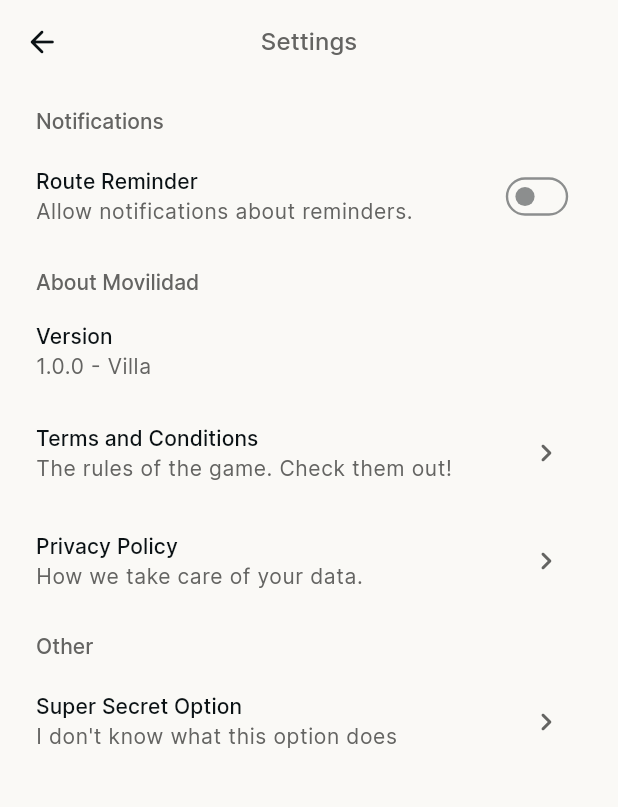
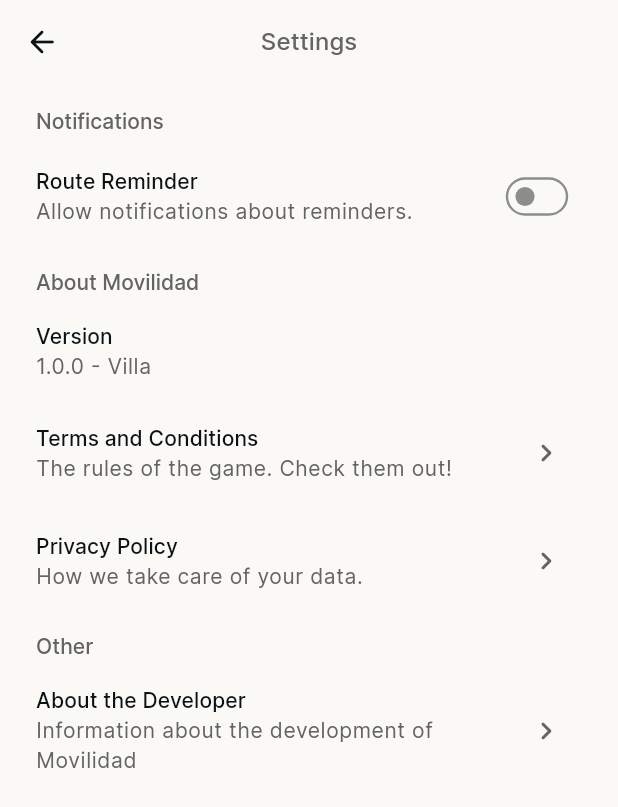
Before and after one commit to movilidad-up/simup-up-app, a Flutter app: the SettingsView screen opened directly, on a phone screen of 412 x 824 dp. Shown: the top 807 px of the screen. Run offline on Flutter 3.47's test engine with Material 3 defaults, Android fonts, the phone set to English and light mode, and no system bars; our stand-ins replace cloud_firestore, connectivity_plus, firebase_core, flutter_blue_plus, flutter_dotenv, flutter_local_notifications and 13 more; missing offline and left inert: cron, encrypt, mobile_scanner, zoom_widget; accounts and stored records are empty; generated files the repository leaves out were written again.

Commit message:
SMP-023 - Updates developer letter.

```diff
--- a/lib/l10n/app_en.arb
+++ b/lib/l10n/app_en.arb
@@ -136,11 +136,11 @@
   "changesToPrivacyPolicyLabel": "Changes to this Privacy Policy:",
   "changesToPrivacyPolicyText": "We may update our Privacy Policy from time to time. Users will be notified of any significant changes through a notification in the App.",
   "contactUsText": "If you have any questions or concerns about this Privacy Policy, please contact us at thisisjoeltorres@gmail.com.",
-  "specialLabel": "Super Secret Option",
-  "specialDescription": "I don't know what this option does",
+  "developmentLabel": "About the Developer",
+  "developmentDescription": "Information about the development of Movilidad",
   "devLetterTitle": "Developer's Letter",
-  "thisLetterIsSpecial": "This view is very special",
-  "devLetter": "If you have found this special place, let me tell you that you have discovered more than just a simple view. You have found a corner of inspiration and recognition. I am here to remind you how amazing you are, how far you have come, and how valuable your journey is. Every step you take forward, every challenge you face, is a testament to your strength, your courage, and your dedication. Your commitment to your education not only defines you, but also lights the way for others. So keep going with that radiant light inside you and never forget how powerful you are. The world is eagerly awaiting your greatness. Keep shining! :)\n\nSincerely, Lionel.",
+  "developedBy": "Developed by",
+  "devLetter": "This app was born out of the issues we faced with marking attendance in the SIMUP. It was designed and developed with the sole purpose of improving the experience of the academic community with our transportation system. The project took two years to complete, and many people contributed to its development. My hope is that this tool makes your experience at our university more enjoyable and pleasant.\n\nSincerely,\nJoel",
   "reminderSuccessTitle": "Reminder added :)",
   "reminderSuccessText": "The reminder has been successfully added.",
   "reminderErrorTitle": "An error occurred :(",
--- a/lib/l10n/app_es.arb
+++ b/lib/l10n/app_es.arb
@@ -136,11 +136,11 @@
   "changesToPrivacyPolicyLabel": "Cambios en esta Política de privacidad:",
   "changesToPrivacyPolicyText": "Podemos actualizar nuestra Política de privacidad de vez en cuando. Se notificará a los usuarios de cualquier cambio significativo a través de una notificación en la App.",
   "contactUsText": "Si tiene alguna pregunta o inquietud sobre esta Política de privacidad, contáctenos en thisisjoeltorres@gmail.com.",
-  "specialLabel": "Opción super secreta",
-  "specialDescription": "No sé lo que hace esta opción",
+  "developmentLabel": "Acerca del Desarrollador",
+  "developmentDescription": "Información sobre el desarrollo de Movilidad",
   "devLetterTitle": "Carta del desarrollador",
-  "thisLetterIsSpecial": "Esta vista es muy especial",
-  "devLetter": "Si has encontrado este lugar especial, déjame decirte que has descubierto más que una simple vista. Has encontrado un rincón de inspiración y reconocimiento. Estoy aquí para recordarte lo increíble que eres, lo lejos que has llegado y lo valioso que es tu viaje. Cada paso que das hacia adelante, cada desafío que enfrentas, es un testimonio de tu fuerza, tu coraje y tu dedicación. Tu compromiso con tu educación no solo te define, sino que también ilumina el camino para otros. Así que sigue adelante con esa luz radiante en tu interior y nunca olvides lo poderos@ que eres. El mundo está esperando ansiosamente tu grandeza. ¡Sigue brillando! :)\n\nAtentamente, Lionel.",
+  "developedBy": "Desarrollado por",
+  "devLetter": "Esta aplicación nació como respuesta a los problemas que enfrentábamos al marcar asistencia en el SIMUP. Fue diseñada y desarrollada con el propósito de mejorar la experiencia de la comunidad académica con nuestro sistema de transporte. El proyecto se llevó a cabo durante dos años, y muchas personas contribuyeron a su desarrollo. Mi esperanza es que esta herramienta haga tu experiencia en nuestra universidad más fácil y agradable.\n\nCon buenas vibras,\nJoel",
   "reminderSuccessTitle": "Recordatorio agregado :)",
   "reminderSuccessText": "Se ha agregado el recordatorio exitosamente.",
   "reminderErrorTitle": "Ha ocurrido un error :(",
--- a/lib/views/settings_view.dart
+++ b/lib/views/settings_view.dart
@@ -2,7 +2,7 @@
 import 'package:simup_up/views/components/checkbox-item.dart';
 import 'package:simup_up/views/components/option-item.dart';
 import 'package:simup_up/views/privacy_view.dart';
-import 'package:simup_up/views/special_view.dart';
+import 'package:simup_up/views/developer_view.dart';
 import 'package:simup_up/views/styles/spaces.dart';
 import 'package:simup_up/views/terms_view.dart';
 import 'package:simup_up/views/utils/custom-page-router.dart';
@@ -79,11 +79,11 @@
                   child: Text(AppLocalizations.of(context)!.otherSection, textAlign: TextAlign.start, style: Theme.of(context).textTheme.headlineSmall, textScaler: const TextScaler.linear(1.0),),
                 ),
                 OptionItem(
-                    label: AppLocalizations.of(context)!.specialLabel,
-                    description: AppLocalizations.of(context)!.specialDescription,
+                    label: AppLocalizations.of(context)!.developmentLabel,
+                    description: AppLocalizations.of(context)!.developmentDescription,
                     isClickable: true,
                     onTap: (){
-                      Navigator.of(context).push(CustomPageRoute(const SpecialView()));
+                      Navigator.of(context).push(CustomPageRoute(const DeveloperView()));
                     }),
                 VerticalSpacing(16.0)
               ]),
```
Also changed, not shown: lib/views/developer_view.dart (added, +94 -0 lines).
